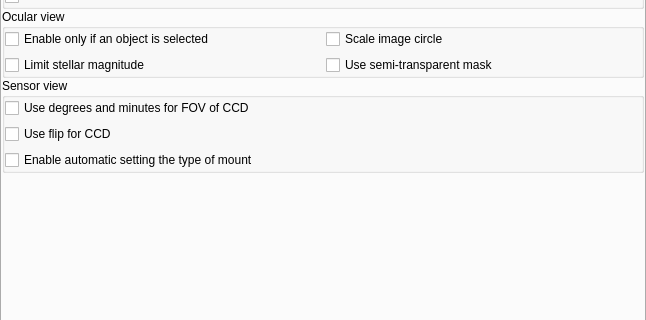
First picture: the form in plugins/Oculars/src/gui/ocularDialog.ui, repository 519984307/stellarium_src, before the edit; both pictures show x 0 to 646 and y 108 to 428 of the 646 by 609 pixel window.
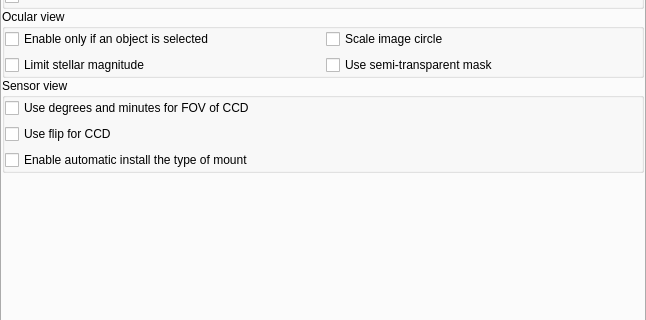
Second picture: the form after the edit. Icons and pictures are not drawn. Custom widgets are drawn as their Qt base class.

Commit message: Oculars plugin: updated lines for translation

```diff
--- a/plugins/Oculars/src/gui/ocularDialog.ui
+++ b/plugins/Oculars/src/gui/ocularDialog.ui
@@ -295,7 +295,7 @@
                 <string>Enable automatic setting the type of mount from the telescope settings for saving horizontal orientation of CCD frame.</string>
                </property>
                <property name="text">
-                <string>Enable automatic setting the type of mount</string>
+                <string>Enable automatic install the type of mount</string>
                </property>
               </widget>
              </item>
```
Left out of the diff: 2 changed lines with no effect on the pictures.
